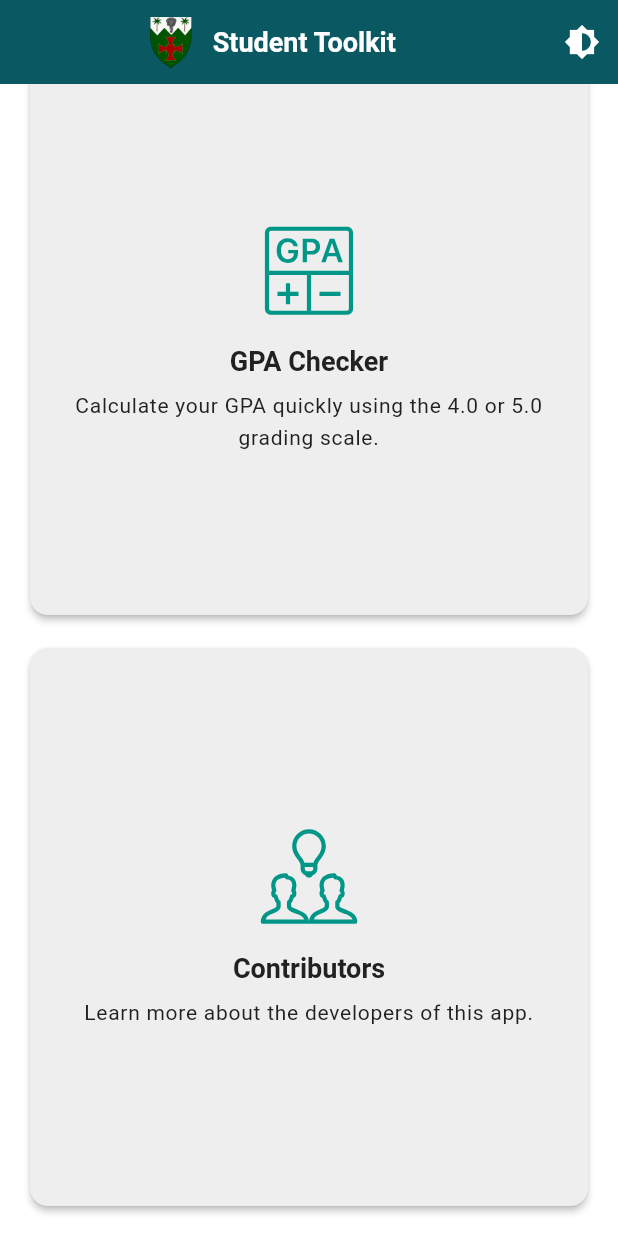
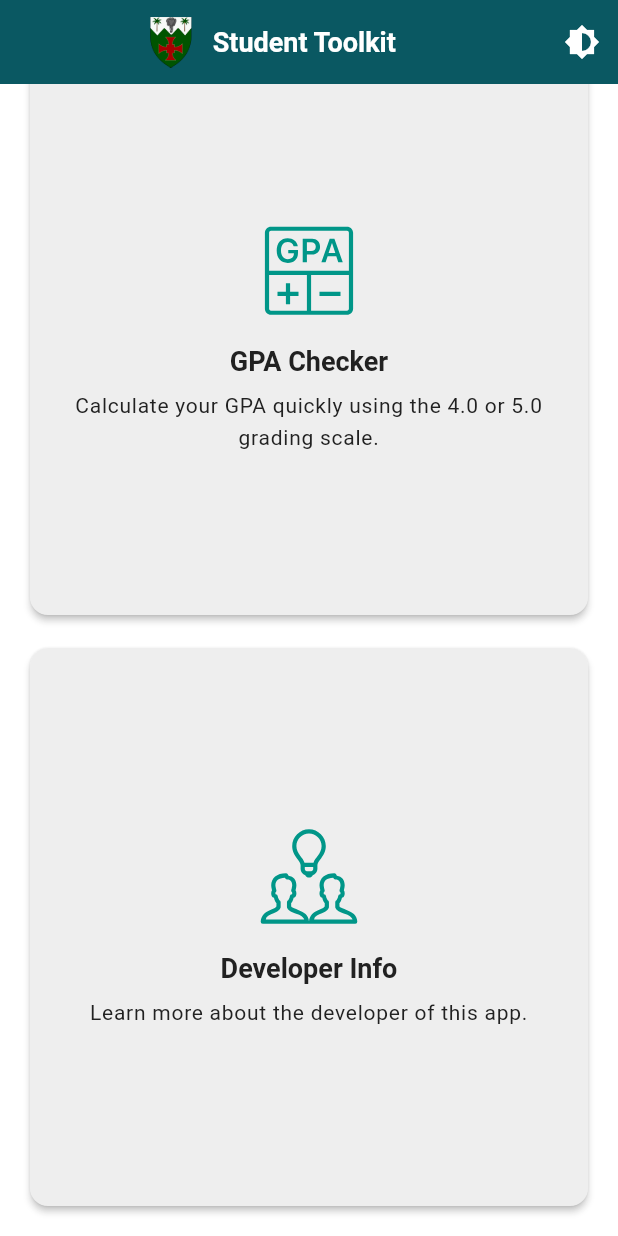
Before and after one commit to Emmie05/Student-Tookit-App, a Flutter app: the HomeScreen screen opened directly, scrolled down 432 dp, on a phone screen of 412 x 824 dp. Run offline on Flutter 3.47's test engine with Material 3 defaults, Android fonts, the phone set to English and light mode, and no system bars; our stand-ins replace firebase_analytics, firebase_core, flutter_native_splash, flutter_svg, font_awesome_flutter, shared_preferences; accounts and stored records are empty.

Commit message:
Update feature card title from "Contributors" to "Developer Info"

```diff
--- a/student_toolkit_app/lib/screens/home_screen.dart
+++ b/student_toolkit_app/lib/screens/home_screen.dart
@@ -143,9 +143,9 @@ class _HomeScreenState extends State<HomeScreen> {
                     ),
                     _buildFeatureCard(
                       context,
-                      title: "Contributors",
+                      title: "Developer Info",
                       description:
-                          "Learn more about the developers of this app.",
+                          "Learn more about the developer of this app.",
                       icon: SvgPicture.asset(
                         'assets/svgs/team2.svg',
                         colorFilter: ColorFilter.mode(
```
